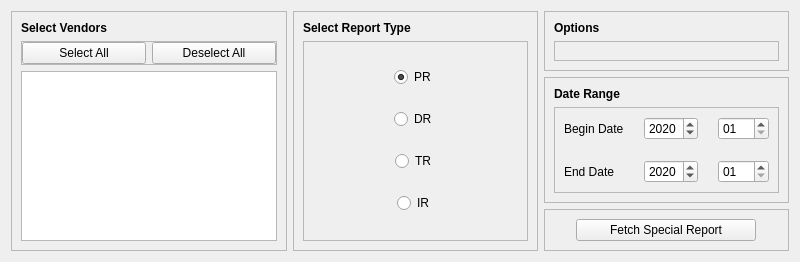
CS-4820-Library-Project/COUNTER-5-Report-Tool-2020-5.0, file ui/FetchSpecialReportsTab.ui: the form before one commit.
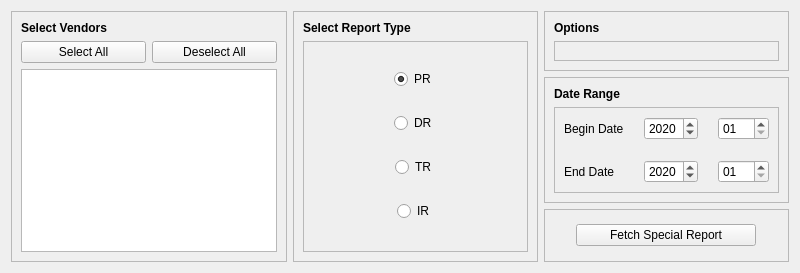
The form after the commit.

```diff
--- a/ui/FetchSpecialReportsTab.ui
+++ b/ui/FetchSpecialReportsTab.ui
@@ -7,7 +7,7 @@
     <x>0</x>
     <y>0</y>
     <width>800</width>
-    <height>251</height>
+    <height>273</height>
    </rect>
   </property>
   <property name="minimumSize">
@@ -53,12 +53,6 @@
       </item>
       <item>
        <widget class="QFrame" name="frame_32">
-        <property name="frameShape">
-         <enum>QFrame::StyledPanel</enum>
-        </property>
-        <property name="frameShadow">
-         <enum>QFrame::Raised</enum>
-        </property>
         <layout class="QHBoxLayout" name="horizontalLayout_9">
          <property name="leftMargin">
           <number>0</number>
@@ -115,7 +109,7 @@
      </property>
      <property name="minimumSize">
       <size>
-       <width>200</width>
+       <width>180</width>
        <height>0</height>
       </size>
      </property>
```
